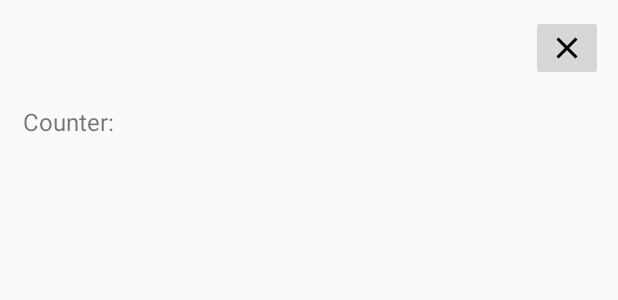
After one commit to blacroix/xwhois-android, an Android app: the layout activity_info.xml on its own in the app's theme, with its tools: preview values and no code run, on a phone screen of 412 x 824 dp. The commit adds this screen. Shown: the top 300 px of the screen. Run offline under Robolectric (Android 15) with nearby library versions, the phone set to English and light mode, and no system bars.

Commit message:
Count found page

```diff
--- a/app/src/main/java/fr/xebia/xwhois/game/GameActivity.kt
+++ b/app/src/main/java/fr/xebia/xwhois/game/GameActivity.kt
@@ -12,6 +12,7 @@ import fr.xebia.xwhois.keyboard.KeyboardView
 import fr.xebia.xwhois.person.DemoPerson
 import fr.xebia.xwhois.person.Person
 import fr.xebia.xwhois.person.PersonService
+import fr.xebia.xwhois.info.InfoActivity
 import io.realm.Realm
 import kotlinx.android.synthetic.main.activity_game.*
 import kotlinx.android.synthetic.main.view_hole_fields.*
@@ -35,6 +36,8 @@ class GameActivity : AppCompatActivity(), KeyboardView.OnKeyboardListener {
         startService(Intent(this, PersonService::class.java))
 
         gameController.start(Realm.getInstance(this))
+
+        infoButton.setOnClickListener { startActivity(Intent(this, InfoActivity::class.java)) }
     }
 
     override fun onResume() {
--- /dev/null
+++ b/app/src/main/res/layout/activity_info.xml
@@ -0,0 +1,41 @@
+<?xml version="1.0" encoding="utf-8"?>
+<FrameLayout xmlns:android="http://schemas.android.com/apk/res/android"
+             xmlns:tools="http://schemas.android.com/tools"
+             android:layout_width="match_parent"
+             android:layout_height="match_parent"
+             android:orientation="vertical">
+
+    <ImageButton
+        android:id="@+id/closeButton"
+        android:layout_width="wrap_content"
+        android:layout_height="wrap_content"
+        android:layout_gravity="end"
+        android:layout_margin="10dp"
+        android:contentDescription="@string/content_description_close_button"
+        android:src="@drawable/ic_close_black_24dp"/>
+
+    <LinearLayout
+        android:id="@+id/infoLayout"
+        android:layout_width="match_parent"
+        android:layout_height="wrap_content"
+        android:layout_marginTop="70dp"
+        android:layout_marginLeft="15dp"
+        android:layout_marginRight="15dp"
+        android:orientation="horizontal">
+
+        <TextView
+            android:id="@+id/counterLabelText"
+            android:layout_width="0dp"
+            android:layout_height="wrap_content"
+            android:layout_weight="1"
+            android:text="@string/text_counter"/>
+
+        <TextView
+            android:id="@+id/counterValueText"
+            android:layout_width="wrap_content"
+            android:layout_height="wrap_content"
+            tools:name="10/130"/>
+
+    </LinearLayout>
+
+</FrameLayout>
--- a/app/src/main/res/values/strings.xml
+++ b/app/src/main/res/values/strings.xml
@@ -5,5 +5,8 @@
     <string name="message_win">Well done!</string>
     <string name="message_loose">Try again</string>
     <string name="message_end">No more Xebians for now</string>
-    <string name="dialog_downloading">Downloading more persons...</string>
+    <string name="dialog_downloading">Downloading more persons…</string>
+    <string name="content_description_info_button">information</string>
+    <string name="content_description_close_button">close</string>
+    <string name="text_counter">Counter:</string>
 </resources>
```
Also changed, not shown: app/src/main/AndroidManifest.xml (+6 -1 lines), app/src/main/java/fr/xebia/xwhois/info/InfoActivity.kt (added, +23 -0 lines), app/src/main/res/layout/activity_game.xml (+11 -1 lines), app/src/main/res/drawable-hdpi/ic_close_black_24dp.png (added), app/src/main/res/drawable-hdpi/ic_rowing_black_24dp.png (added), app/src/main/res/drawable-mdpi/ic_close_black_24dp.png (added), app/src/main/res/drawable-mdpi/ic_rowing_black_24dp.png (added), app/src/main/res/drawable-xhdpi/ic_close_black_24dp.png (added), app/src/main/res/drawable-xhdpi/ic_rowing_black_24dp.png (added), app/src/main/res/drawable-xxhdpi/ic_close_black_24dp.png (added), app/src/main/res/drawable-xxhdpi/ic_rowing_black_24dp.png (added), app/src/main/res/drawable-xxxhdpi/ic_close_black_24dp.png (added), app/src/main/res/drawable-xxxhdpi/ic_rowing_black_24dp.png (added), 1 other file.
